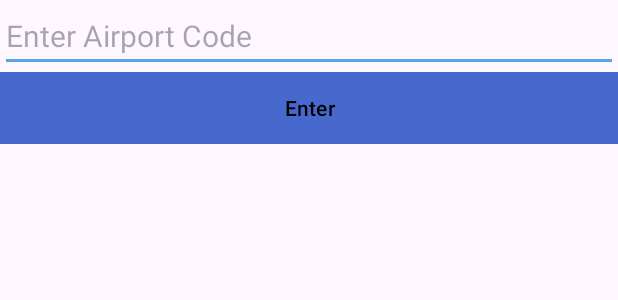
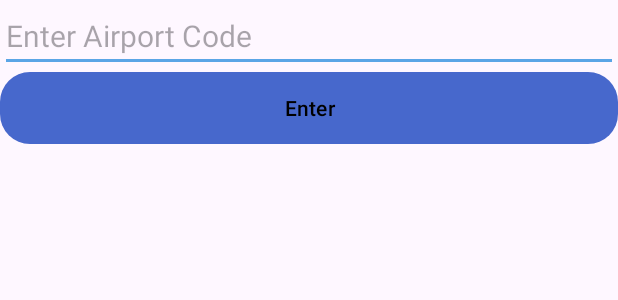
Before and after one commit to h-okay/CST2335-Final-Project-Submission, an Android app: the layout activity_main.xml on its own in the app's theme, with its tools: preview values and no code run, on a phone screen of 412 x 824 dp. Shown: the top 300 px of the screen. Run offline under Robolectric (Android 15) with nearby library versions, the phone set to English and light mode, and no system bars.

Commit message:
rounded button

```diff
--- /dev/null
+++ b/app/src/main/res/drawable/round_button.xml
@@ -0,0 +1,6 @@
+<?xml version="1.0" encoding="utf-8"?>
+<shape xmlns:android="http://schemas.android.com/apk/res/android">
+
+    <corners android:radius="20dp" />
+    <solid android:color="@color/my_secondary" />
+</shape>
--- a/app/src/main/res/layout/activity_main.xml
+++ b/app/src/main/res/layout/activity_main.xml
@@ -12,21 +12,20 @@
         android:id="@+id/typeAirportCode"
         android:layout_width="match_parent"
         android:layout_height="wrap_content"
+        android:autofillHints="aiport code"
         android:hint="@string/enter_airport_code"
-        android:textSize="20sp"
+        android:inputType="text"
         android:textColor="@color/black"
-        android:inputType="text"
-        android:autofillHints="aiport code"/>
+        android:textSize="20sp" />
 
     <!-- RecyclerView to display flight list -->
     <Button
         android:id="@+id/enterButton"
         android:layout_width="match_parent"
         android:layout_height="wrap_content"
+        android:background="@drawable/round_button"
         android:text="@string/enter"
-        android:textColor="@color/black"
-        android:background="@color/my_secondary"
-        />
+        android:textColor="@color/black" />
 
     <androidx.recyclerview.widget.RecyclerView
         android:id="@+id/recyclerView"
```
